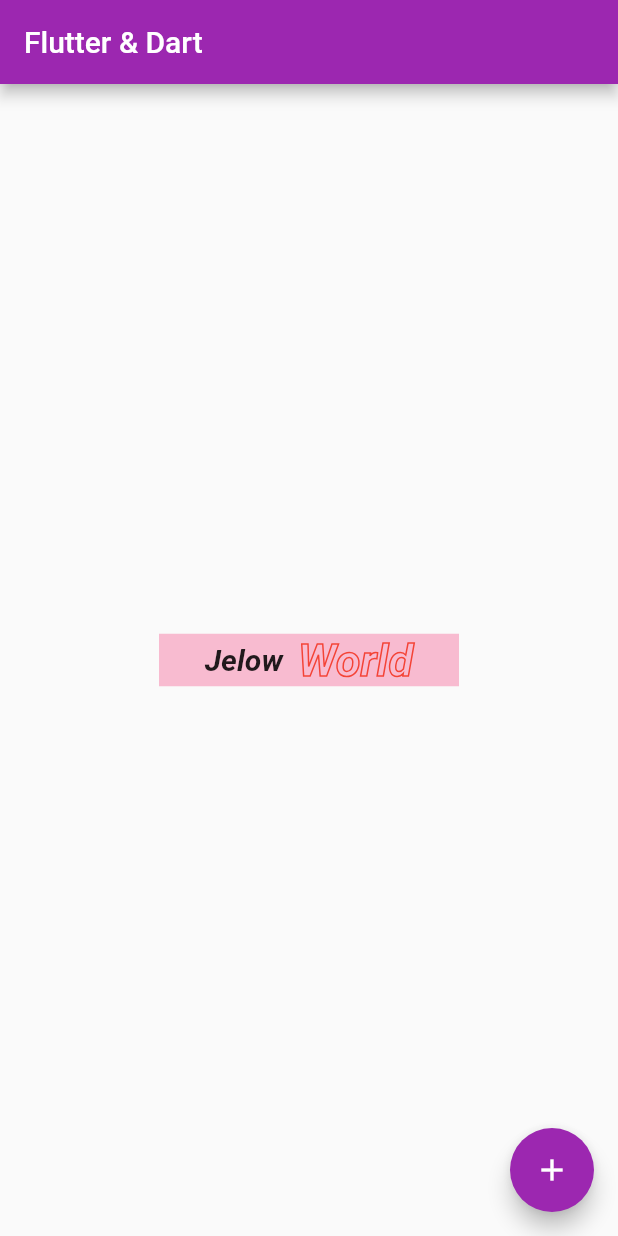
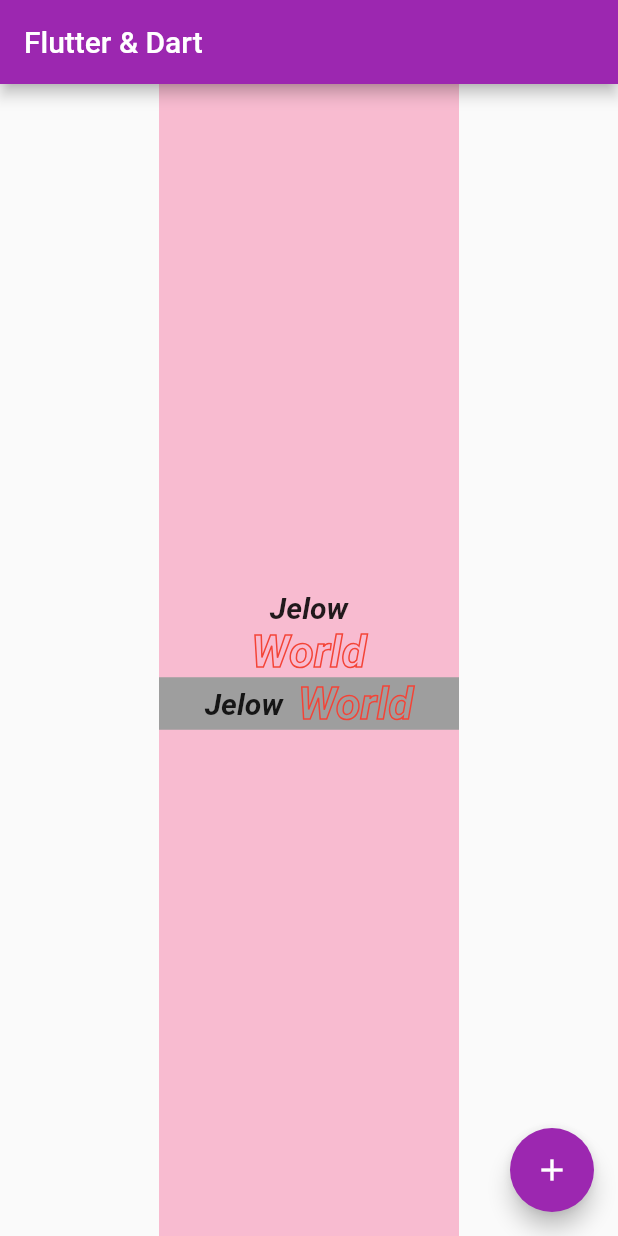
Before and after one commit to DiaDeMuertos/Udemy_section2, a Flutter app: the screen it shows after launch, on a phone screen of 412 x 824 dp. Run offline on Flutter 3.47's test engine with Material 2 defaults, Android fonts, the phone set to English and light mode, and no system bars.

Commit message:
added column widget

```diff
--- a/lib/main.dart
+++ b/lib/main.dart
@@ -45,7 +45,7 @@ class _MyHomePageState extends State<MyHomePage> {
         child: Container(
           color: Colors.pink[100],
           width: 200,
-          child: Row(
+          child: Column(
             mainAxisAlignment: MainAxisAlignment.center,
             children: <Widget>[
               Text(
@@ -71,6 +71,37 @@ class _MyHomePageState extends State<MyHomePage> {
                     ..style = PaintingStyle.stroke,
                 ),
               ),
+              Container(
+                color: Colors.grey,
+                child: Row(
+                  mainAxisAlignment: MainAxisAlignment.center,
+                  children: <Widget>[
+                    Text(
+                      'Jelow',
+                      style: TextStyle(
+                        fontStyle: FontStyle.italic,
+                        fontSize: 20,
+                        fontWeight: FontWeight.bold,
+                      ),
+                    ),
+                    SizedBox(
+                      width: 10,
+                    ),
+                    Text(
+                      'World',
+                      style: TextStyle(
+                        fontStyle: FontStyle.italic,
+                        fontWeight: FontWeight.bold,
+                        fontSize: 30,
+                        foreground: Paint()
+                          ..strokeWidth = 1
+                          ..color = Colors.red
+                          ..style = PaintingStyle.stroke,
+                      ),
+                    )
+                  ],
+                ),
+              )
             ],
           ),
         ),
```
